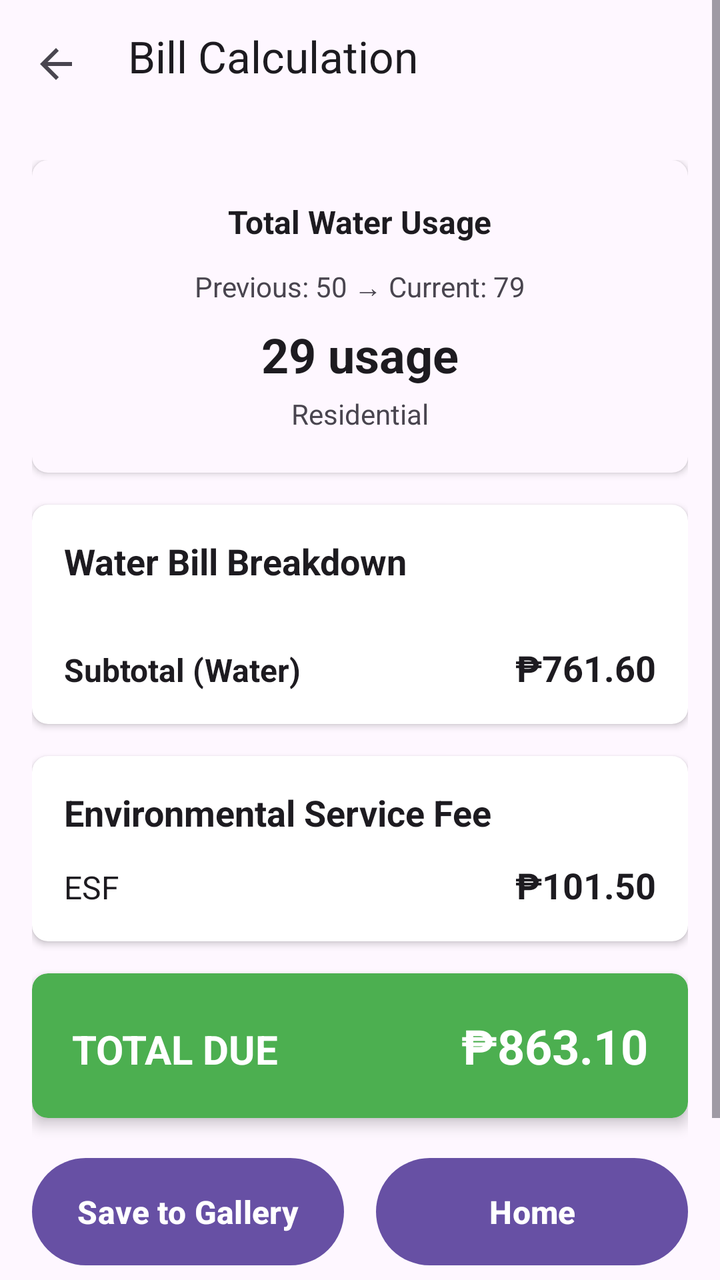
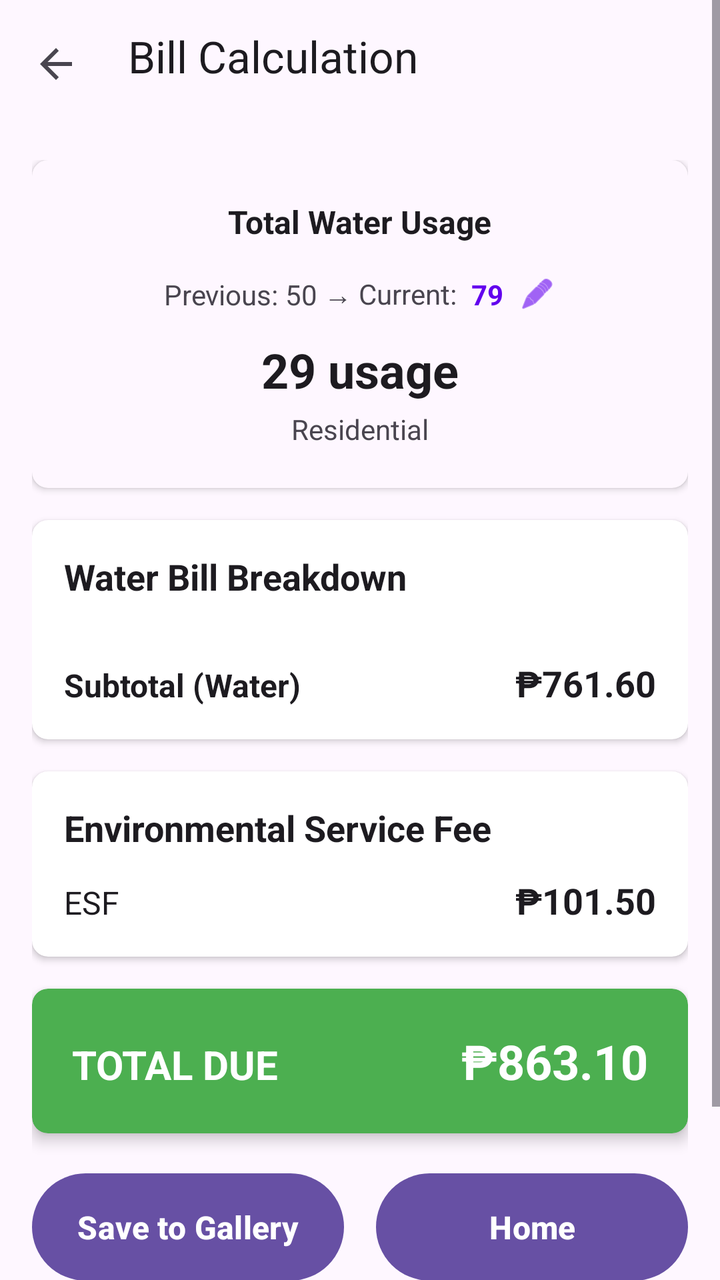

Screens rendered from an Android XML layout before and after an edit, with the pre-edit source and the edit as a unified diff.
<!-- AndroidManifest.xml: activity theme Theme.MeterSnap -->
<!-- res/layout/activity_bill_result.xml -->
<?xml version="1.0" encoding="utf-8"?>
<ScrollView xmlns:android="http://schemas.android.com/apk/res/android"
    xmlns:app="http://schemas.android.com/apk/res-auto"
    android:layout_width="match_parent"
    android:layout_height="match_parent"
    android:fillViewport="true"
    android:background="?android:attr/colorBackground">

    <LinearLayout
        android:layout_width="match_parent"
        android:layout_height="wrap_content"
        android:orientation="vertical">

        
        <androidx.appcompat.widget.Toolbar
            android:id="@+id/toolbar"
            android:layout_width="match_parent"
            android:layout_height="wrap_content"
            android:minHeight="?attr/actionBarSize"
            android:background="?android:attr/colorBackground"
            android:elevation="4dp"
            android:fitsSystemWindows="true"
            android:paddingBottom="8dp"
            app:contentInsetStartWithNavigation="0dp"
            app:navigationIcon="?attr/homeAsUpIndicator"
            app:title="Bill Calculation"
            app:titleTextColor="?android:attr/textColorPrimary"
            app:titleMarginStart="8dp" />

        
        <LinearLayout
            android:layout_width="match_parent"
            android:layout_height="wrap_content"
            android:orientation="vertical"
            android:padding="16dp">

            
            <androidx.cardview.widget.CardView
                android:layout_width="match_parent"
                android:layout_height="wrap_content"
                android:layout_marginBottom="16dp"
                app:cardCornerRadius="8dp"
                app:cardElevation="2dp"
                app:cardBackgroundColor="?android:attr/colorBackground">

                <LinearLayout
                    android:layout_width="match_parent"
                    android:layout_height="wrap_content"
                    android:orientation="vertical"
                    android:padding="20dp"
                    android:gravity="center">

                    <TextView
                        android:layout_width="wrap_content"
                        android:layout_height="wrap_content"
                        android:text="Total Water Usage"
                        android:textColor="?android:attr/textColorPrimary"
                        android:textSize="16sp"
                        android:textStyle="bold"
                        android:layout_marginBottom="12dp" />

                    <TextView
                        android:id="@+id/text_rate_type"
                        android:layout_width="wrap_content"
                        android:layout_height="wrap_content"
                        android:text="Previous: 50 → Current: 79"
                        android:textColor="?android:attr/textColorSecondary"
                        android:textSize="14sp"
                        android:layout_marginBottom="8dp" />

                    <TextView
                        android:id="@+id/text_usage"
                        android:layout_width="wrap_content"
                        android:layout_height="wrap_content"
                        android:text="29 usage"
                        android:textColor="?android:attr/textColorPrimary"
                        android:textSize="24sp"
                        android:textStyle="bold"
                        android:layout_marginBottom="4dp" />

                    <TextView
                        android:id="@+id/text_rate_type_name"
                        android:layout_width="wrap_content"
                        android:layout_height="wrap_content"
                        android:text="Residential"
                        android:textColor="?android:attr/textColorSecondary"
                        android:textSize="14sp" />
                </LinearLayout>
            </androidx.cardview.widget.CardView>

            
            <androidx.cardview.widget.CardView
                android:layout_width="match_parent"
                android:layout_height="wrap_content"
                android:layout_marginBottom="16dp"
                app:cardCornerRadius="8dp"
                app:cardElevation="2dp">

                <LinearLayout
                    android:layout_width="match_parent"
                    android:layout_height="wrap_content"
                    android:orientation="vertical"
                    android:padding="16dp">

                    <TextView
                        android:layout_width="match_parent"
                        android:layout_height="wrap_content"
                        android:text="Water Bill Breakdown"
                        android:textColor="?android:attr/textColorPrimary"
                        android:textSize="18sp"
                        android:textStyle="bold"
                        android:layout_marginBottom="12dp" />

                    <LinearLayout
                        android:id="@+id/container_tier_breakdown"
                        android:layout_width="match_parent"
                        android:layout_height="wrap_content"
                        android:orientation="vertical" />

                    <View
                        android:layout_width="match_parent"
                        android:layout_height="1dp"
                        android:background="?android:attr/textColorSecondary"
                        android:layout_marginTop="8dp"
                        android:layout_marginBottom="8dp" />

                    <LinearLayout
                        android:layout_width="match_parent"
                        android:layout_height="wrap_content"
                        android:orientation="horizontal">

                        <TextView
                            android:layout_width="0dp"
                            android:layout_height="wrap_content"
                            android:layout_weight="1"
                            android:text="Subtotal (Water)"
                            android:textColor="?android:attr/textColorPrimary"
                            android:textSize="16sp"
                            android:textStyle="bold" />

                        <TextView
                            android:id="@+id/text_water_bill"
                            android:layout_width="wrap_content"
                            android:layout_height="wrap_content"
                            android:text="₱761.60"
                            android:textColor="?android:attr/textColorPrimary"
                            android:textSize="18sp"
                            android:textStyle="bold" />
                    </LinearLayout>
                </LinearLayout>
            </androidx.cardview.widget.CardView>

            
            <androidx.cardview.widget.CardView
                android:layout_width="match_parent"
                android:layout_height="wrap_content"
                android:layout_marginBottom="16dp"
                app:cardCornerRadius="8dp"
                app:cardElevation="2dp">

                <LinearLayout
                    android:layout_width="match_parent"
                    android:layout_height="wrap_content"
                    android:orientation="vertical"
                    android:padding="16dp">

                    <TextView
                        android:layout_width="match_parent"
                        android:layout_height="wrap_content"
                        android:text="Environmental Service Fee"
                        android:textColor="?android:attr/textColorPrimary"
                        android:textSize="18sp"
                        android:textStyle="bold"
                        android:layout_marginBottom="12dp" />

                    <LinearLayout
                        android:layout_width="match_parent"
                        android:layout_height="wrap_content"
                        android:orientation="horizontal">

                        <TextView
                            android:layout_width="0dp"
                            android:layout_height="wrap_content"
                            android:layout_weight="1"
                            android:text="ESF"
                            android:textColor="?android:attr/textColorPrimary"
                            android:textSize="16sp" />

                        <TextView
                            android:id="@+id/text_esf_fee"
                            android:layout_width="wrap_content"
                            android:layout_height="wrap_content"
                            android:text="₱101.50"
                            android:textColor="?android:attr/textColorPrimary"
                            android:textSize="18sp"
                            android:textStyle="bold" />
                    </LinearLayout>
                </LinearLayout>
            </androidx.cardview.widget.CardView>

            
            <androidx.cardview.widget.CardView
                android:layout_width="match_parent"
                android:layout_height="wrap_content"
                android:layout_marginBottom="16dp"
                app:cardCornerRadius="8dp"
                app:cardElevation="4dp"
                app:cardBackgroundColor="#4CAF50">

                <LinearLayout
                    android:layout_width="match_parent"
                    android:layout_height="wrap_content"
                    android:orientation="horizontal"
                    android:padding="20dp">

                    <TextView
                        android:layout_width="0dp"
                        android:layout_height="wrap_content"
                        android:layout_weight="1"
                        android:text="TOTAL DUE"
                        android:textColor="@android:color/white"
                        android:textSize="20sp"
                        android:textStyle="bold" />

                    <TextView
                        android:id="@+id/text_total_bill"
                        android:layout_width="wrap_content"
                        android:layout_height="wrap_content"
                        android:text="₱863.10"
                        android:textColor="@android:color/white"
                        android:textSize="24sp"
                        android:textStyle="bold" />
                </LinearLayout>
            </androidx.cardview.widget.CardView>

            
            <LinearLayout
                android:layout_width="match_parent"
                android:layout_height="wrap_content"
                android:orientation="horizontal"
                android:layout_marginBottom="80dp"
                android:weightSum="2">

                <Button
                    android:id="@+id/btn_save_to_gallery"
                    android:layout_width="0dp"
                    android:layout_height="wrap_content"
                    android:layout_weight="1"
                    android:layout_marginEnd="8dp"
                    android:padding="16dp"
                    android:text="Save to Gallery"
                    android:textSize="16sp"
                    android:textStyle="bold" />

                <Button
                    android:id="@+id/btn_home"
                    android:layout_width="0dp"
                    android:layout_height="wrap_content"
                    android:layout_weight="1"
                    android:layout_marginStart="8dp"
                    android:padding="16dp"
                    android:text="Home"
                    android:textSize="16sp"
                    android:textStyle="bold" />
            </LinearLayout>
        </LinearLayout>
    </LinearLayout>
</ScrollView>
<!-- resources referenced by this layout -->
<resources>
  <style name="Theme.MeterSnap" parent="Base.Theme.MeterSnap" />
  <style name="Base.Theme.MeterSnap" parent="Theme.Material3.DayNight.NoActionBar">
          
          
      </style>
</resources>

<!-- the commit's change to res/layout/activity_bill_result.xml (unified diff, before → after) -->
@@ -59,14 +59,66 @@
                         android:textStyle="bold"
                         android:layout_marginBottom="12dp" />
 
+                    
+                    <LinearLayout
+                        android:layout_width="wrap_content"
+                        android:layout_height="wrap_content"
+                        android:orientation="horizontal"
+                        android:gravity="center_vertical"
+                        android:layout_marginBottom="8dp">
+
+                        <TextView
+                            android:id="@+id/text_previous_label"
+                            android:layout_width="wrap_content"
+                            android:layout_height="wrap_content"
+                            android:text="Previous: "
+                            android:textColor="?android:attr/textColorSecondary"
+                            android:textSize="14sp" />
+
+                        <TextView
+                            android:id="@+id/text_previous_reading"
+                            android:layout_width="wrap_content"
+                            android:layout_height="wrap_content"
+                            android:text="50"
+                            android:textColor="?android:attr/textColorSecondary"
+                            android:textSize="14sp" />
+
+                        <TextView
+                            android:layout_width="wrap_content"
+                            android:layout_height="wrap_content"
+                            android:text=" → Current: "
+                            android:textColor="?android:attr/textColorSecondary"
+                            android:textSize="14sp" />
+
+                        <TextView
+                            android:id="@+id/text_current_reading"
+                            android:layout_width="wrap_content"
+                            android:layout_height="wrap_content"
+                            android:text="79"
+                            android:textColor="@color/design_default_color_primary"
+                            android:textSize="14sp"
+                            android:textStyle="bold"
+                            android:padding="4dp"
+                            android:background="?attr/selectableItemBackground"
+                            android:clickable="true"
+                            android:focusable="true" />
+
+                        <ImageView
+                            android:id="@+id/icon_edit_current"
+                            android:layout_width="18dp"
+                            android:layout_height="18dp"
+                            android:layout_marginStart="4dp"
+                            android:src="@android:drawable/ic_menu_edit"
+                            android:contentDescription="Edit current reading"
+                            android:tint="@color/design_default_color_primary" />
+                    </LinearLayout>
+
+                    
                     <TextView
                         android:id="@+id/text_rate_type"
                         android:layout_width="wrap_content"
                         android:layout_height="wrap_content"
-                        android:text="Previous: 50 → Current: 79"
-                        android:textColor="?android:attr/textColorSecondary"
-                        android:textSize="14sp"
-                        android:layout_marginBottom="8dp" />
+                        android:visibility="gone" />
 
                     <TextView
                         android:id="@+id/text_usage"
